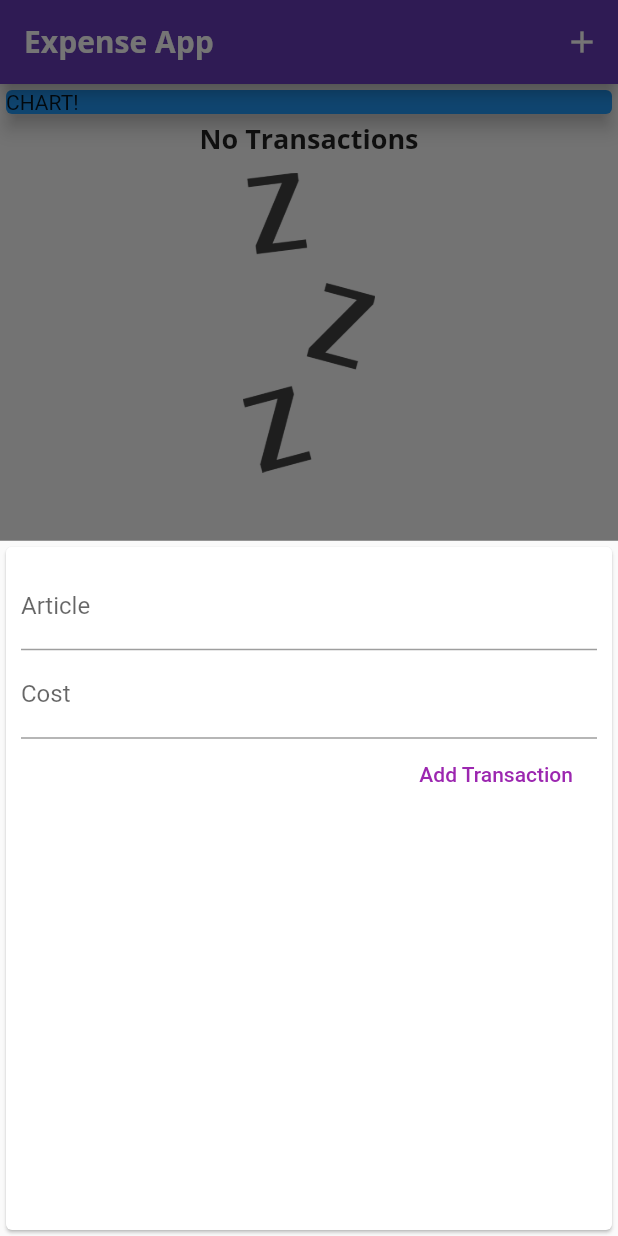
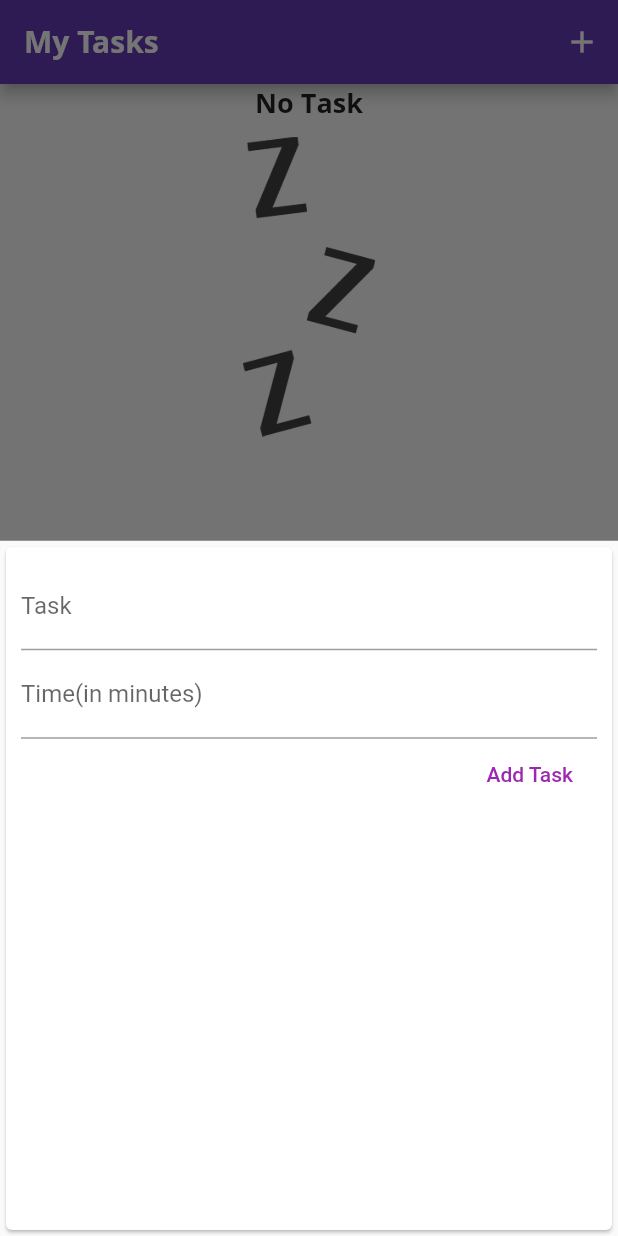
Before and after one commit to Chirag-Mathur/My-Tasks, a Flutter app: the screen it shows after launch, after a tap on the "add" icon, on a phone screen of 412 x 824 dp. Run offline on Flutter 3.47's test engine with Material 2 defaults, Android fonts, the phone set to English and light mode, and no system bars; Roboto replaces fonts that are missing (Open Sans).

Commit message:
Basic task Done

```diff
--- a/lib/main.dart
+++ b/lib/main.dart
@@ -9,7 +9,7 @@ class MyApp extends StatelessWidget {
   @override
   Widget build(BuildContext context) {
     return MaterialApp(
-      title: 'Expense App',
+      title: 'My Tasks',
       theme: ThemeData(
         primarySwatch: Colors.deepPurple,
         accentColor: Colors.amber,
@@ -43,18 +43,7 @@ class MyHomePage extends StatefulWidget {
 
 class _MyHomePageState extends State<MyHomePage> {
   final List<Transaction> _userTransactions = [
-    // Transaction(
-    //   amount: 680,
-    //   dateTime: DateTime.now(),
-    //   id: 't1',
-    //   title: 'Denims',
-    // ),
-    // Transaction(
-    //   amount: 300,
-    //   dateTime: DateTime.now(),
-    //   id: 't2',
-    //   title: 'Snacks',
-    // ),
+
   ];
 
   void _addNewTransactions(String title, double amount) {
@@ -84,7 +73,7 @@ class _MyHomePageState extends State<MyHomePage> {
     return Scaffold(
         appBar: AppBar(
           title: Text(
-            'Expense App',
+            'My Tasks',
             style: TextStyle(fontFamily: 'Open Sans'),
           ),
           actions: <Widget>[
@@ -99,14 +88,7 @@ class _MyHomePageState extends State<MyHomePage> {
             mainAxisAlignment: MainAxisAlignment.start,
             crossAxisAlignment: CrossAxisAlignment.stretch,
             children: <Widget>[
-              Container(
-                width: double.infinity,
-                child: Card(
-                  color: Colors.blue,
-                  child: Text('CHART!'),
-                  elevation: 5,
-                ),
-              ),
+
               TransactionList(_userTransactions),
             ],
           ),
--- a/lib/widgets/newtransaction.dart
+++ b/lib/widgets/newtransaction.dart
@@ -39,7 +39,7 @@ class _NewTransactionState extends State<NewTransaction> {
           children: <Widget>[
             TextField(
               decoration: InputDecoration(
-                labelText: 'Article',
+                labelText: 'Task',
               ),
               onSubmitted: (_) => submitted(),
               controller: titleController,
@@ -47,14 +47,14 @@ class _NewTransactionState extends State<NewTransaction> {
             ),
             TextField(
               decoration: InputDecoration(
-                labelText: 'Cost',
+                labelText: 'Time(in minutes)',
               ),
               controller: amountController,
               keyboardType: TextInputType.number,
               onSubmitted: (_) => submitted(),
             ),
             FlatButton(
-              child: Text('Add Transaction'),
+              child: Text('Add Task'),
               textColor: Colors.purple,
               onPressed: () => submitted,
             )
--- a/lib/widgets/transactionlist.dart
+++ b/lib/widgets/transactionlist.dart
@@ -13,7 +13,7 @@ class TransactionList extends StatelessWidget {
       child: _userTransactions.isEmpty
           ? Column(children: <Widget>[
               Text(
-                'No Transactions',
+                'No Task',
                 style: Theme.of(context).textTheme.title,
               ),
               SizedBox(
@@ -45,7 +45,7 @@ class TransactionList extends StatelessWidget {
                         ),
                         padding: EdgeInsets.all(10),
                         child: Text(
-                          'Rs.${_userTransactions[index].amount.toStringAsFixed(2)}',
+                          '${_userTransactions[index].amount.toStringAsFixed(0)}'+' Minutes',
                           style: TextStyle(
                             fontWeight: FontWeight.bold,
                             fontSize: 20,
```
Also changed, not shown: lib/widgets/card.dart (added).
